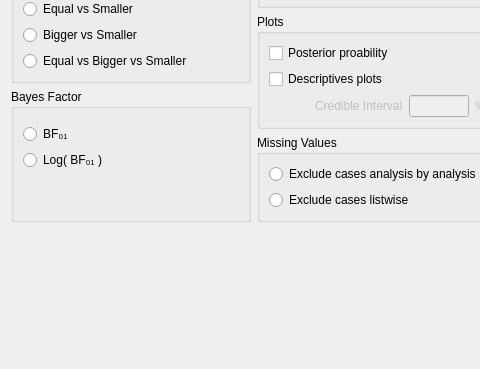
Old version of the form JASP-Desktop/analysisforms/Bain/bainttestbayesianonesampleform.ui in the repository koenderks/Jasp-desktop; both pictures show x 0 to 480 and y 357 to 726 of the 594 by 726 pixel window.
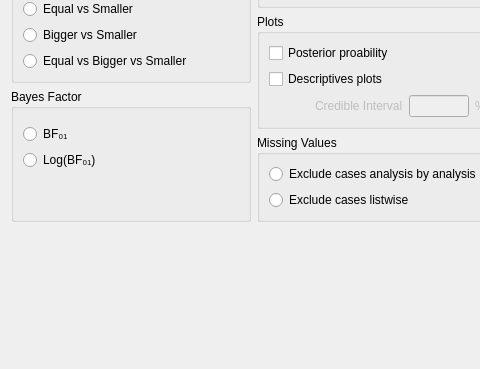
New version of the form. Custom widgets are drawn as their Qt base class.

What changed in the file:
```diff
--- a/JASP-Desktop/analysisforms/Bain/bainttestbayesianonesampleform.ui
+++ b/JASP-Desktop/analysisforms/Bain/bainttestbayesianonesampleform.ui
@@ -171,7 +171,7 @@
                </sizepolicy>
               </property>
               <property name="text">
-               <string>Log( BF₀₁ )</string>
+               <string>Log(BF₀₁)</string>
               </property>
              </widget>
             </item>
```
